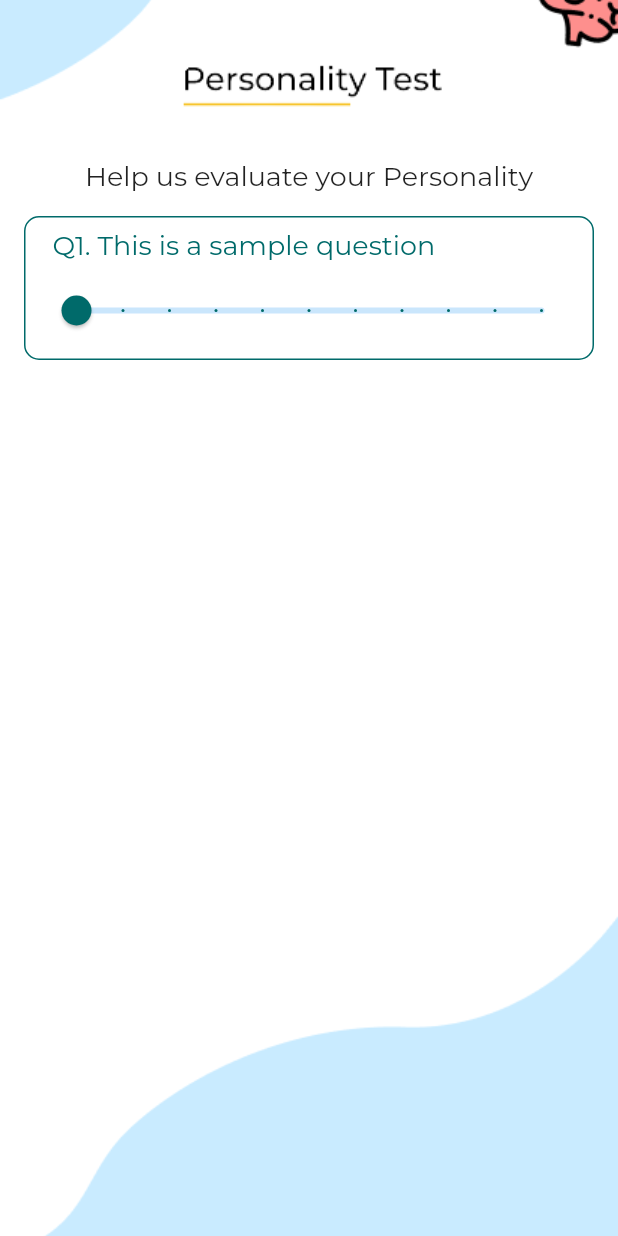
After one commit to Jaffar17/Raabta---Final-Year-Project, a Flutter app: the PersonalityTest screen opened directly, on a phone screen of 412 x 824 dp. The commit adds this screen. Run offline on Flutter 3.47's test engine with Material 2 defaults, Android fonts, the phone set to English and light mode, and no system bars; our stand-ins replace dropdown_textfield.

Commit message:
Personality Test Screen basic structure

```diff
--- a/lib/User/login_user.dart
+++ b/lib/User/login_user.dart
@@ -1,4 +1,5 @@
 import 'package:flutter/material.dart';
+import 'package:raabta_fyp/User/personality_test.dart';
 import 'package:raabta_fyp/User/profile_user.dart';
 
 class LoginUser extends StatefulWidget {
@@ -40,6 +41,7 @@ class _LoginUserState extends State<LoginUser> {
                     onPressed: () {
                       Navigator.push(context,
                           MaterialPageRoute(builder: (context) => ProfileUser()));
+                      //
                     },
                     child: Row(
                       mainAxisAlignment: MainAxisAlignment.center,
--- /dev/null
+++ b/lib/User/personality_test.dart
@@ -0,0 +1,82 @@
+import 'package:flutter/material.dart';
+
+class PersonalityTest extends StatefulWidget {
+  const PersonalityTest({Key? key}) : super(key: key);
+
+  @override
+  State<PersonalityTest> createState() => _PersonalityTestState();
+}
+
+class _PersonalityTestState extends State<PersonalityTest> {
+  double q1Value = 0;
+
+  @override
+  Widget build(BuildContext context) {
+    return SafeArea(
+        child: Scaffold(
+            resizeToAvoidBottomInset: false,
+            body: Container(
+              width: MediaQuery.of(context).size.width,
+              height: MediaQuery.of(context).size.height,
+              decoration: BoxDecoration(
+                  image: DecorationImage(
+                      image: AssetImage("assets/images/ptestBackground.png"),
+                      fit: BoxFit.cover)),
+              child: Column(
+                crossAxisAlignment: CrossAxisAlignment.center,
+                children: [
+                  Padding(
+                    padding: const EdgeInsets.only(
+                        left: 8.0, right: 8.0, top: 7),
+                    child: Image.asset(
+                      "assets/images/ptest.png",
+                      height: 100,
+                      width: 200,
+                    ),
+                  ),
+                  Text(
+                    "Help us evaluate your Personality",
+                    style: TextStyle(fontSize: 18),
+                    textAlign: TextAlign.center,
+                  ),
+                  Padding(
+                    padding: const EdgeInsets.only(left: 16, right: 16, top: 15, bottom: 4),
+                    child: Container(
+                      decoration: BoxDecoration(
+                        border: Border.all(color: Color(0xff006A6A)),
+                        borderRadius: BorderRadius.circular(10)
+                      ),
+                      child: Column(
+                        crossAxisAlignment: CrossAxisAlignment.start,
+                        children: [
+                          Padding(
+                            padding: const EdgeInsets.only(left: 18.0, top: 8),
+                            child: Text("Q1. This is a sample question", style: TextStyle(fontSize: 18, color: Color(0xff006A6A)),),
+                          ),
+                          Padding(
+                            padding: const EdgeInsets.all(8.0),
+                            child: Slider(value: q1Value,
+                                max: 10,
+                                divisions: 10,
+                                activeColor: Color(0xff006A6A),
+                                //inactiveColor: Color(0xff006A6A),
+                                label: q1Value.round().toString(),
+                                onChanged: (double value){
+                              setState(() {
+                                q1Value = value;
+                              });
+                            }),
+                          )
+                        ],
+                      ),
+                    ),
+                  ),
+                ],
+              ),
+            )));
+  }
+}
+
+// Add this line to login user class for routing check
+// Navigator.push(context,
+//     MaterialPageRoute(builder: (context) => PersonalityTest()));
```
Also changed, not shown: assets/images/ptest.png (added), assets/images/ptestBackground.png (added).
